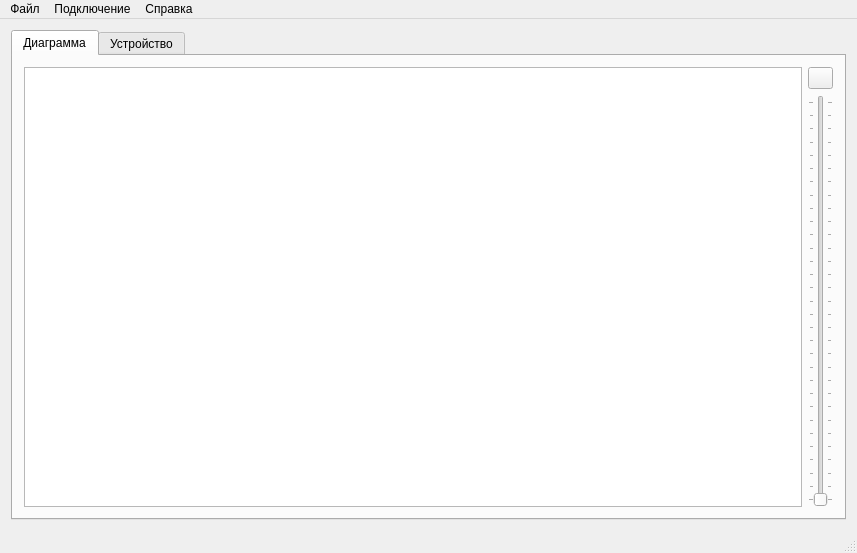
Before: the Qt Designer form Source/window.ui in Grandbrain/Sensor, drawn with Qt 5.
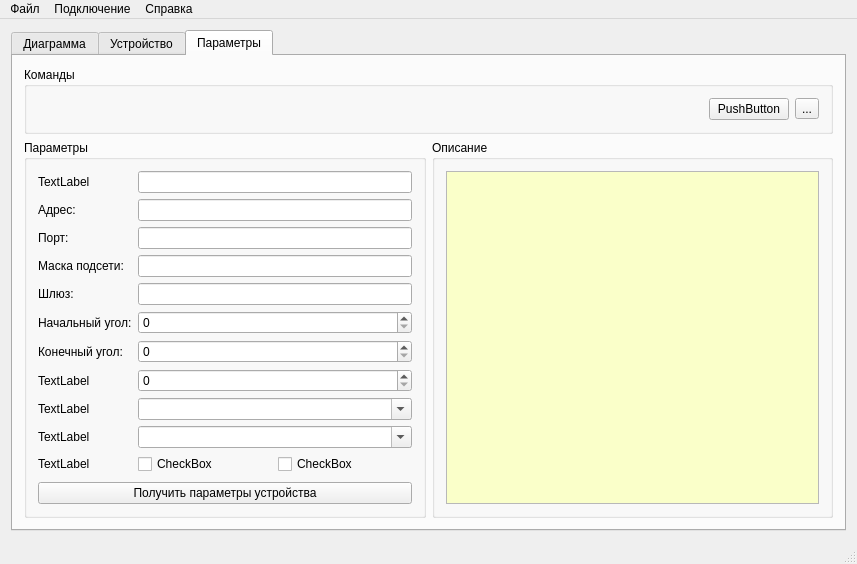
After: the same form once the commit is applied. Icons and pictures are not drawn.

Diff of the .ui file:
```diff
--- a/Source/window.ui
+++ b/Source/window.ui
@@ -22,7 +22,10 @@
     <item row="0" column="0">
      <widget class="QTabWidget" name="tabWidget">
       <property name="currentIndex">
-       <number>0</number>
+       <number>2</number>
+      </property>
+      <property name="movable">
+       <bool>true</bool>
       </property>
       <widget class="QWidget" name="tabDiagramm">
        <attribute name="title">
@@ -44,7 +47,10 @@
             </property>
             <property name="icon">
              <iconset resource="resources.qrc">
-              <normaloff>:/root/play.ico</normaloff>:/root/play.ico</iconset>
+              <normaloff>:/root/pause.ico</normaloff>:/root/pause.ico</iconset>
+            </property>
+            <property name="checkable">
+             <bool>true</bool>
             </property>
            </widget>
           </item>
@@ -244,6 +250,305 @@
         </item>
        </layout>
       </widget>
+      <widget class="QWidget" name="tabSettings">
+       <property name="mouseTracking">
+        <bool>true</bool>
+       </property>
+       <attribute name="title">
+        <string>Параметры</string>
+       </attribute>
+       <layout class="QGridLayout" name="layoutSettings">
+        <item row="1" column="1">
+         <widget class="QGroupBox" name="groupDesc">
+          <property name="sizePolicy">
+           <sizepolicy hsizetype="Expanding" vsizetype="Preferred">
+            <horstretch>0</horstretch>
+            <verstretch>0</verstretch>
+           </sizepolicy>
+          </property>
+          <property name="title">
+           <string>Описание</string>
+          </property>
+          <layout class="QGridLayout" name="layoutDesc">
+           <item row="0" column="0">
+            <widget class="QTextEdit" name="textEdit">
+             <property name="sizePolicy">
+              <sizepolicy hsizetype="Preferred" vsizetype="Expanding">
+               <horstretch>0</horstretch>
+               <verstretch>0</verstretch>
+              </sizepolicy>
+             </property>
+             <property name="palette">
+              <palette>
+               <active>
+                <colorrole role="Base">
+                 <brush brushstyle="SolidPattern">
+                  <color alpha="255">
+                   <red>250</red>
+                   <green>255</green>
+                   <blue>201</blue>
+                  </color>
+                 </brush>
+                </colorrole>
+               </active>
+               <inactive>
+                <colorrole role="Base">
+                 <brush brushstyle="SolidPattern">
+                  <color alpha="255">
+                   <red>250</red>
+                   <green>255</green>
+                   <blue>201</blue>
+                  </color>
+                 </brush>
+                </colorrole>
+               </inactive>
+               <disabled>
+                <colorrole role="Base">
+                 <brush brushstyle="SolidPattern">
+                  <color alpha="255">
+                   <red>240</red>
+                   <green>240</green>
+                   <blue>240</blue>
+                  </color>
+                 </brush>
+                </colorrole>
+               </disabled>
+              </palette>
+             </property>
+             <property name="focusPolicy">
+              <enum>Qt::NoFocus</enum>
+             </property>
+             <property name="contextMenuPolicy">
+              <enum>Qt::NoContextMenu</enum>
+             </property>
+             <property name="acceptDrops">
+              <bool>false</bool>
+             </property>
+             <property name="undoRedoEnabled">
+              <bool>false</bool>
+             </property>
+             <property name="acceptRichText">
+              <bool>false</bool>
+             </property>
+             <property name="textInteractionFlags">
+              <set>Qt::NoTextInteraction</set>
+             </property>
+            </widget>
+           </item>
+          </layout>
+         </widget>
+        </item>
+        <item row="1" column="0">
+         <widget class="QGroupBox" name="groupParams">
+          <property name="mouseTracking">
+           <bool>true</bool>
+          </property>
+          <property name="title">
+           <string>Параметры</string>
+          </property>
+          <layout class="QVBoxLayout" name="layoutParams">
+           <item>
+            <layout class="QFormLayout" name="layoutEdits">
+             <item row="1" column="0">
+              <widget class="QLabel" name="labelAddress">
+               <property name="text">
+                <string>Адрес:</string>
+               </property>
+              </widget>
+             </item>
+             <item row="1" column="1">
+              <widget class="QLineEdit" name="lineEdit"/>
+             </item>
+             <item row="2" column="0">
+              <widget class="QLabel" name="label_2">
+               <property name="text">
+                <string>Порт:</string>
+               </property>
+              </widget>
+             </item>
+             <item row="2" column="1">
+              <widget class="QLineEdit" name="lineEdit_2"/>
+             </item>
+             <item row="3" column="0">
+              <widget class="QLabel" name="label_3">
+               <property name="text">
+                <string>Маска подсети:</string>
+               </property>
+              </widget>
+             </item>
+             <item row="3" column="1">
+              <widget class="QLineEdit" name="lineEdit_3"/>
+             </item>
+             <item row="4" column="0">
+              <widget class="QLabel" name="label_4">
+               <property name="text">
+                <string>Шлюз:</string>
+               </property>
+              </widget>
+             </item>
+             <item row="4" column="1">
+              <widget class="QLineEdit" name="lineEdit_4"/>
+             </item>
+             <item row="5" column="0">
+              <widget class="QLabel" name="label_5">
+               <property name="text">
+                <string>Начальный угол:</string>
+               </property>
+              </widget>
+             </item>
+             <item row="5" column="1">
+              <widget class="QSpinBox" name="spinBox"/>
+             </item>
+             <item row="6" column="0">
+              <widget class="QLabel" name="label_6">
+               <property name="text">
+                <string>Конечный угол:</string>
+               </property>
+              </widget>
+             </item>
+             <item row="6" column="1">
+              <widget class="QSpinBox" name="spinBox_2"/>
+             </item>
+             <item row="7" column="0">
+              <widget class="QLabel" name="label_7">
+               <property name="text">
+                <string>TextLabel</string>
+               </property>
+              </widget>
+             </item>
+             <item row="7" column="1">
+              <widget class="QSpinBox" name="spinBox_3"/>
+             </item>
+             <item row="8" column="0">
+              <widget class="QLabel" name="label_8">
+               <property name="text">
+                <string>TextLabel</string>
+               </property>
+              </widget>
+             </item>
+             <item row="8" column="1">
+              <widget class="QComboBox" name="comboBox">
+               <property name="editable">
+                <bool>true</bool>
+               </property>
+              </widget>
+             </item>
+             <item row="9" column="0">
+              <widget class="QLabel" name="label_9">
+               <property name="text">
+                <string>TextLabel</string>
+               </property>
+              </widget>
+             </item>
+             <item row="9" column="1">
+              <widget class="QComboBox" name="comboBox_2">
+               <property name="editable">
+                <bool>true</bool>
+               </property>
+              </widget>
+             </item>
+             <item row="0" column="0">
+              <widget class="QLabel" name="label_10">
+               <property name="text">
+                <string>TextLabel</string>
+               </property>
+              </widget>
+             </item>
+             <item row="0" column="1">
+              <widget class="QLineEdit" name="lineEdit_5"/>
+             </item>
+             <item row="10" column="0">
+              <widget class="QLabel" name="label_11">
+               <property name="text">
+                <string>TextLabel</string>
+               </property>
+              </widget>
+             </item>
+             <item row="10" column="1">
+              <layout class="QHBoxLayout" name="layoutCheckBox">
+               <item>
+                <widget class="QCheckBox" name="checkBox_2">
+                 <property name="text">
+                  <string>CheckBox</string>
+                 </property>
+                </widget>
+               </item>
+               <item>
+                <widget class="QCheckBox" name="checkBox">
+                 <property name="text">
+                  <string>CheckBox</string>
+                 </property>
+                </widget>
+               </item>
+              </layout>
+             </item>
+            </layout>
+           </item>
+           <item>
+            <spacer name="verticalSpacer">
+             <property name="orientation">
+              <enum>Qt::Vertical</enum>
+             </property>
+             <property name="sizeHint" stdset="0">
+              <size>
+               <width>20</width>
+               <height>40</height>
+              </size>
+             </property>
+            </spacer>
+           </item>
+           <item>
+            <layout class="QVBoxLayout" name="verticalLayout">
+             <item>
+              <widget class="QPushButton" name="pushButton">
+               <property name="text">
+                <string>Получить параметры устройства</string>
+               </property>
+              </widget>
+             </item>
+            </layout>
+           </item>
+          </layout>
+         </widget>
+        </item>
+        <item row="0" column="0" colspan="2">
+         <widget class="QGroupBox" name="groupCommands">
+          <property name="title">
+           <string>Команды</string>
+          </property>
+          <layout class="QHBoxLayout" name="horizontalLayout">
+           <item>
+            <spacer name="horizontalSpacer">
+             <property name="orientation">
+              <enum>Qt::Horizontal</enum>
+             </property>
+             <property name="sizeHint" stdset="0">
+              <size>
+               <width>40</width>
+               <height>20</height>
+              </size>
+             </property>
+            </spacer>
+           </item>
+           <item>
+            <widget class="QPushButton" name="pushButton_2">
+             <property name="text">
+              <string>PushButton</string>
+             </property>
+            </widget>
+           </item>
+           <item>
+            <widget class="QToolButton" name="toolButton">
+             <property name="text">
+              <string>...</string>
+             </property>
+            </widget>
+           </item>
+          </layout>
+         </widget>
+        </item>
+       </layout>
+      </widget>
      </widget>
     </item>
    </layout>
```
Left out of the diff: 16 changed lines with no effect on the pictures.
